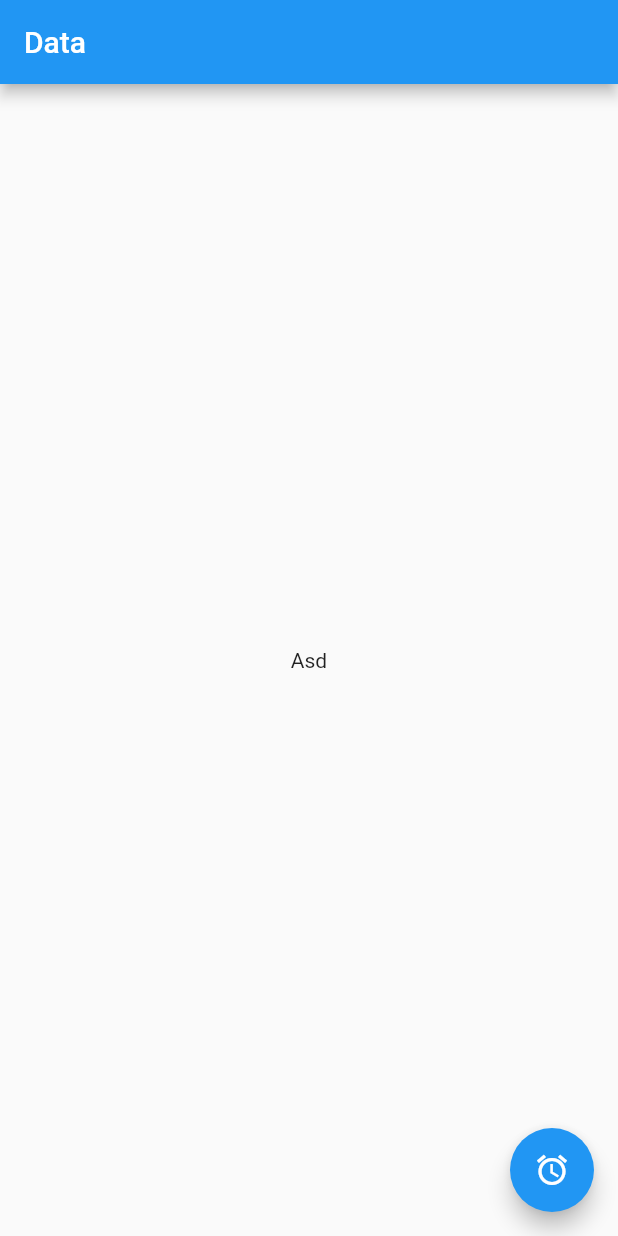
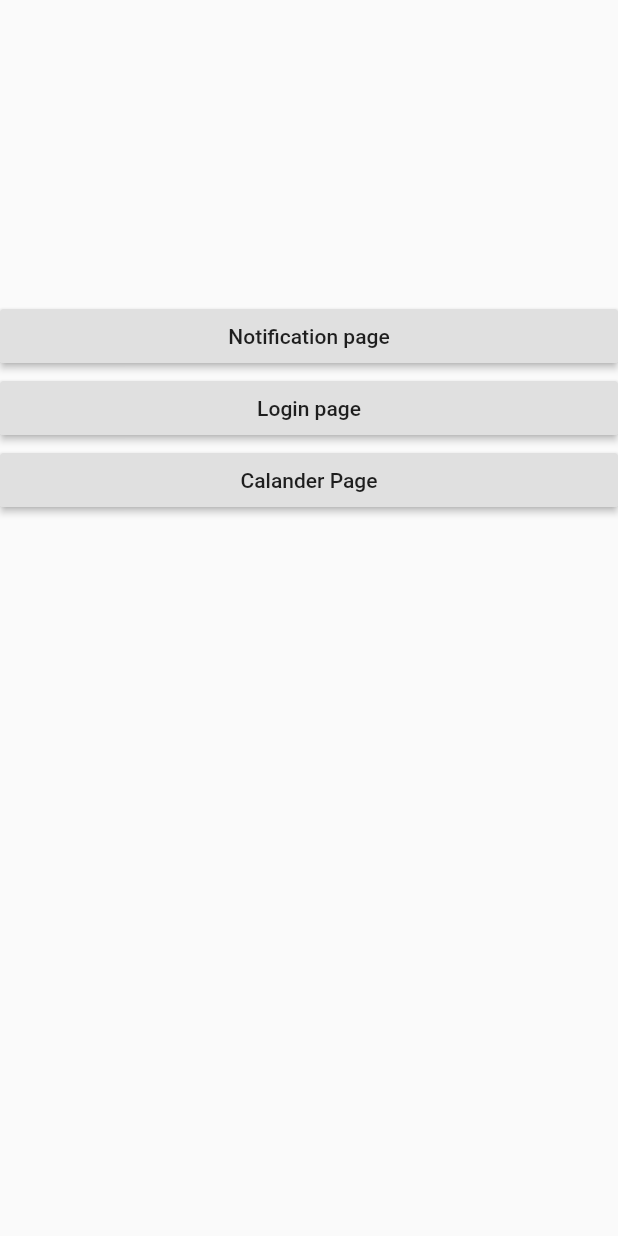
Before and after one commit to Am607/testapp, a Flutter app: the screen it shows after launch, on a phone screen of 412 x 824 dp. Run offline on Flutter 3.47's test engine with Material 2 defaults, Android fonts, the phone set to English and light mode, and no system bars; our stand-ins replace firebase_core, firebase_messaging, flutter_local_notifications; accounts and stored records are empty.

```diff
--- a/lib/Services/loginServices.dart
+++ b/lib/Services/loginServices.dart
@@ -12,9 +12,9 @@ Future<User> authenticate({String phone, String password}) async {
   if (response.statusCode == 200) {
     print(response.body);
 
-    var jsonString = response.body;
+    var jsonString1 = response.body;
     isLoading = true;
-    return User.fromJson(jsonDecode(jsonString));
+    return User.fromJson(jsonDecode(jsonString1));
   } else {
     return null;
     // throw Exception('Failed to create album.');
--- /dev/null
+++ b/lib/View/home.dart
@@ -0,0 +1,50 @@
+import 'package:flutter/material.dart';
+import 'package:testapp/View/homePage.dart';
+import 'package:testapp/View/login.dart';
+import 'package:testapp/View/notification.dart';
+
+class LandingPage extends StatelessWidget {
+  @override
+  Widget build(BuildContext context) {
+    return Scaffold(
+      body: Center(
+        child: Container(
+          child: ListView(
+            children: [
+              SizedBox(
+                height: 200,
+              ),
+              RaisedButton(
+                child: Text("Notification page"),
+                onPressed: () {
+                  Navigator.push(
+                    context,
+                    MaterialPageRoute(builder: (context) => NotificationPage()),
+                  );
+                },
+              ),
+              RaisedButton(
+                child: Text("Login page"),
+                onPressed: () {
+                  Navigator.push(
+                    context,
+                    MaterialPageRoute(builder: (context) => Login()),
+                  );
+                },
+              ),
+              RaisedButton(
+                child: Text("Calander Page"),
+                onPressed: () {
+                  Navigator.push(
+                    context,
+                    MaterialPageRoute(builder: (context) => HomePage()),
+                  );
+                },
+              ),
+            ],
+          ),
+        ),
+      ),
+    );
+  }
+}
--- a/lib/View/homePage.dart
+++ b/lib/View/homePage.dart
@@ -44,7 +44,9 @@ class _HomeState extends State<HomePage> {
             } else if (snapshot.hasError) {
               return Text('error');
             }
-            return Center(child: Text("${snapshot.error}"));
+            return Center(
+              child: CircularProgressIndicator(),
+            );
           }),
       floatingActionButton: FloatingActionButton(
         child: Icon(Icons.add),
--- a/lib/main.dart
+++ b/lib/main.dart
@@ -3,9 +3,10 @@ import 'package:firebase_messaging/firebase_messaging.dart';
 import 'package:flutter/cupertino.dart';
 import 'package:flutter/material.dart';
 import 'package:flutter_local_notifications/flutter_local_notifications.dart';
+import 'package:testapp/View/home.dart';
 
-import 'package:testapp/View/homePage.dart';
-import 'package:testapp/View/notification.dart';
+
+
 
 const AndroidNotificationChannel channel = AndroidNotificationChannel(
     'high_importance_channel', // id
@@ -45,7 +46,7 @@ class MyApp extends StatelessWidget {
   Widget build(BuildContext context) {
     return MaterialApp(
       debugShowCheckedModeBanner: false,
-      home: NotificationPage(),
+      home: LandingPage(),
     );
   }
 }
```
Also changed, not shown: lib/View/login.dart (+0 -13 lines).
